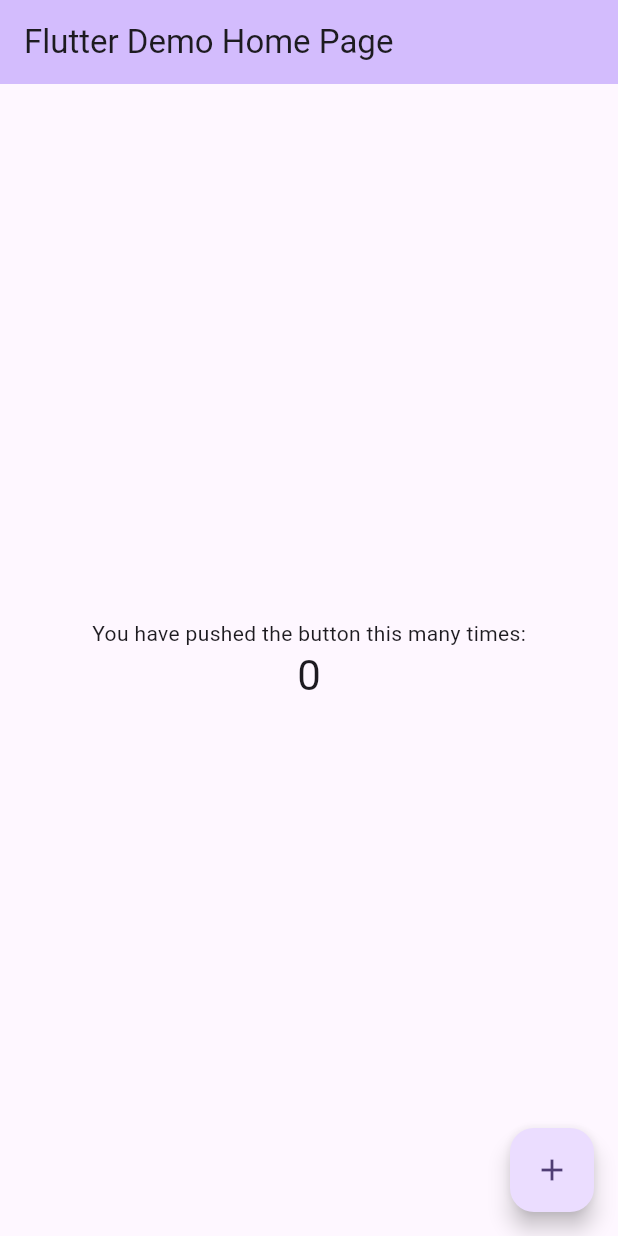
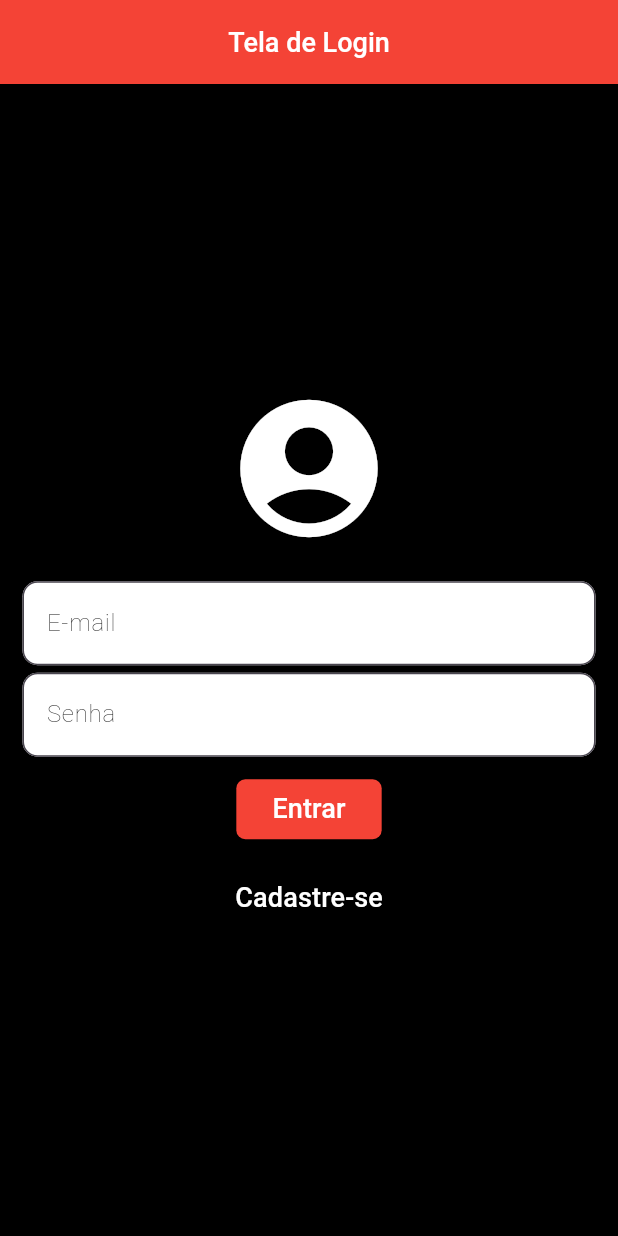
Before and after one commit to RyanRafaelA/projeto-mobile, a Flutter app: the screen it shows after launch, on a phone screen of 412 x 824 dp. Run offline on Flutter 3.47's test engine with Material 3 defaults, Android fonts, the phone set to English and light mode, and no system bars.

Commit message:
Criação da tela de login

```diff
--- a/lib/main.dart
+++ b/lib/main.dart
@@ -1,125 +1,133 @@
 import 'package:flutter/material.dart';
 
 void main() {
-  runApp(const MyApp());
+  runApp(
+    const MaterialApp(
+      debugShowCheckedModeBanner: false,
+      home: Login(),
+    ),
+  );
 }
 
-class MyApp extends StatelessWidget {
-  const MyApp({super.key});
+class Login extends StatefulWidget {
+  const Login({super.key});
 
-  // This widget is the root of your application.
+  @override
+  State<Login> createState() => _LoginState();
+}
+
+class _LoginState extends State<Login> {
   @override
   Widget build(BuildContext context) {
-    return MaterialApp(
-      title: 'Flutter Demo',
-      theme: ThemeData(
-        // This is the theme of your application.
-        //
-        // TRY THIS: Try running your application with "flutter run". You'll see
-        // the application has a purple toolbar. Then, without quitting the app,
-        // try changing the seedColor in the colorScheme below to Colors.green
-        // and then invoke "hot reload" (save your changes or press the "hot
-        // reload" button in a Flutter-supported IDE, or press "r" if you used
-        // the command line to start the app).
-        //
-        // Notice that the counter didn't reset back to zero; the application
-        // state is not lost during the reload. To reset the state, use hot
-        // restart instead.
-        //
-        // This works for code too, not just values: Most code changes can be
-        // tested with just a hot reload.
-        colorScheme: ColorScheme.fromSeed(seedColor: Colors.deepPurple),
-        useMaterial3: true,
+    return Scaffold(
+      backgroundColor: Colors.black,
+      appBar: AppBar(
+        centerTitle: true,
+        backgroundColor: Colors.red,
+        title: const Text(
+          "Tela de Login",
+          style: TextStyle(
+            color: Colors.white,
+            fontSize: 18,
+            fontWeight: FontWeight.w500,
           ),
-      home: const MyHomePage(title: 'Flutter Demo Home Page'),
-    );
-  }
-}
-
-class MyHomePage extends StatefulWidget {
-  const MyHomePage({super.key, required this.title});
-
-  // This widget is the home page of your application. It is stateful, meaning
-  // that it has a State object (defined below) that contains fields that affect
-  // how it looks.
-
-  // This class is the configuration for the state. It holds the values (in this
-  // case the title) provided by the parent (in this case the App widget) and
-  // used by the build method of the State. Fields in a Widget subclass are
-  // always marked "final".
-
-  final String title;
-
-  @override
-  State<MyHomePage> createState() => _MyHomePageState();
-}
-
-class _MyHomePageState extends State<MyHomePage> {
-  int _counter = 0;
-
-  void _incrementCounter() {
-    setState(() {
-      // This call to setState tells the Flutter framework that something has
-      // changed in this State, which causes it to rerun the build method below
-      // so that the display can reflect the updated values. If we changed
-      // _counter without calling setState(), then the build method would not be
-      // called again, and so nothing would appear to happen.
-      _counter++;
-    });
-  }
-
-  @override
-  Widget build(BuildContext context) {
-    // This method is rerun every time setState is called, for instance as done
-    // by the _incrementCounter method above.
-    //
-    // The Flutter framework has been optimized to make rerunning build methods
-    // fast, so that you can just rebuild anything that needs updating rather
-    // than having to individually change instances of widgets.
-    return Scaffold(
-      appBar: AppBar(
-        // TRY THIS: Try changing the color here to a specific color (to
-        // Colors.amber, perhaps?) and trigger a hot reload to see the AppBar
-        // change color while the other colors stay the same.
-        backgroundColor: Theme.of(context).colorScheme.inversePrimary,
-        // Here we take the value from the MyHomePage object that was created by
-        // the App.build method, and use it to set our appbar title.
-        title: Text(widget.title),
+        ),
       ),
       body: Center(
-        // Center is a layout widget. It takes a single child and positions it
-        // in the middle of the parent.
+        child: SingleChildScrollView(
+          padding: const EdgeInsets.fromLTRB(15, 0, 15, 0),
+          child: Form(
             child: Column(
-          // Column is also a layout widget. It takes a list of children and
-          // arranges them vertically. By default, it sizes itself to fit its
-          // children horizontally, and tries to be as tall as its parent.
-          //
-          // Column has various properties to control how it sizes itself and
-          // how it positions its children. Here we use mainAxisAlignment to
-          // center the children vertically; the main axis here is the vertical
-          // axis because Columns are vertical (the cross axis would be
-          // horizontal).
-          //
-          // TRY THIS: Invoke "debug painting" (choose the "Toggle Debug Paint"
-          // action in the IDE, or press "p" in the console), to see the
-          // wireframe for each widget.
-          mainAxisAlignment: MainAxisAlignment.center,
-          children: <Widget>[
-            const Text(
-              'You have pushed the button this many times:',
+              children: [
+                const Icon(
+                  Icons.account_circle_rounded,
+                  color: Colors.white,
+                  size: 110,
                 ),
-            Text(
-              '$_counter',
-              style: Theme.of(context).textTheme.headlineMedium,
+                const SizedBox(
+                  height: 20,
+                ),
+                TextFormField(
+                  decoration: InputDecoration(
+                    hintText: "E-mail",
+                    fillColor: Colors.white,
+                    filled: true,
+                    hintStyle: const TextStyle(
+                      color: Colors.black,
+                      fontWeight: FontWeight.w200,
+                      fontSize: 16,
+                    ),
+                    border: OutlineInputBorder(
+                      borderRadius: BorderRadius.circular(10),
+                    ),
+                  ),
+                  style: const TextStyle(
+                    color: Colors.black,
+                    fontWeight: FontWeight.w200,
+                    fontSize: 16,
+                  ),
+                ),
+                const SizedBox(
+                  height: 5,
+                ),
+                TextFormField(
+                  decoration: InputDecoration(
+                    hintText: "Senha",
+                    fillColor: Colors.white,
+                    filled: true,
+                    hintStyle: const TextStyle(
+                      color: Colors.black,
+                      fontWeight: FontWeight.w200,
+                      fontSize: 16,
+                    ),
+                    border: OutlineInputBorder(
+                      borderRadius: BorderRadius.circular(10),
+                    ),
+                  ),
+                  style: const TextStyle(
+                    color: Colors.black,
+                    fontWeight: FontWeight.w200,
+                    fontSize: 16,
+                  ),
+                  obscureText: true,
+                ),
+                Padding(
+                  padding: const EdgeInsets.only(top: 15, bottom: 15),
+                  child: SizedBox(
+                    height: 40,
+                    child: ElevatedButton(
+                      onPressed: () {},
+                      style: ElevatedButton.styleFrom(
+                        backgroundColor: Colors.red,
+                        shape: RoundedRectangleBorder(
+                          borderRadius: BorderRadius.circular(6),
+                        ),
+                      ),
+                      child: const Text(
+                        "Entrar",
+                        style: TextStyle(
+                          color: Colors.white,
+                          fontSize: 18,
+                        ),
+                      ),
+                    ),
+                  ),
+                ),
+                TextButton(
+                  onPressed: () {},
+                  child: const Text(
+                    "Cadastre-se",
+                    style: TextStyle(
+                      color: Colors.white,
+                      fontSize: 18,
+                    ),
+                  ),
                 ),
               ],
             ),
           ),
-      floatingActionButton: FloatingActionButton(
-        onPressed: _incrementCounter,
-        tooltip: 'Increment',
-        child: const Icon(Icons.add),
-      ), // This trailing comma makes auto-formatting nicer for build methods.
+        ),
+      ),
     );
   }
 }
```
Also changed, not shown: 1 other file. Lines whose indentation alone changed are shown as unchanged.
